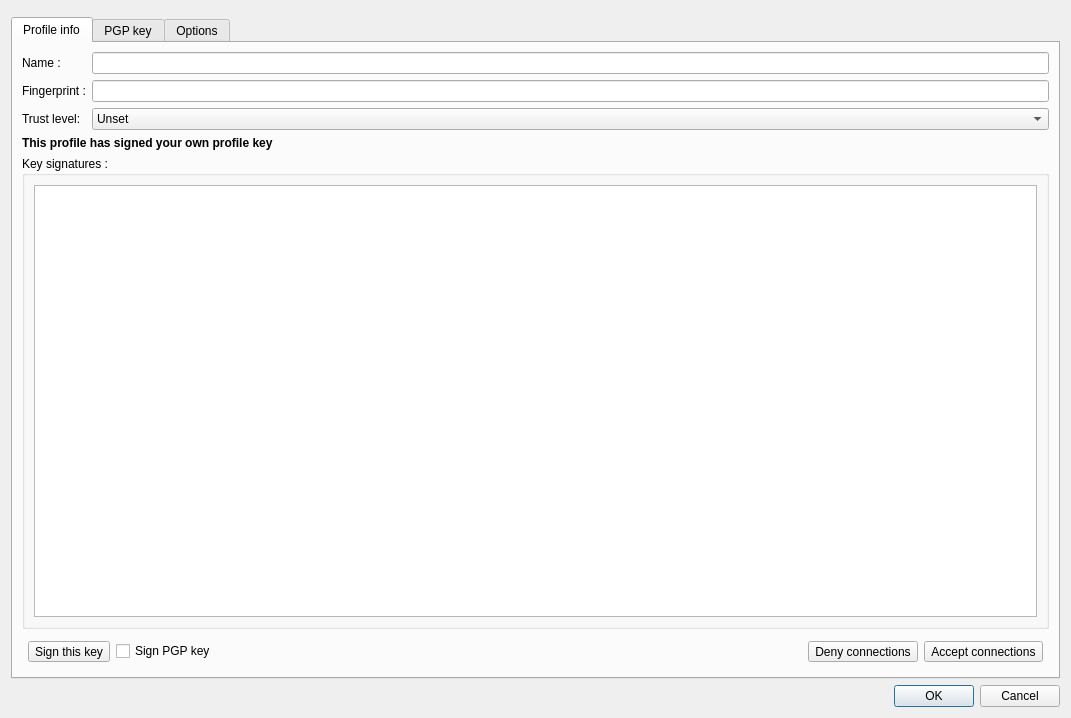
The window that retroshare-gui/src/gui/connect/PGPKeyDialog.ui (RetroShare/RetroShare) describes before a commit, drawn with Qt 5.
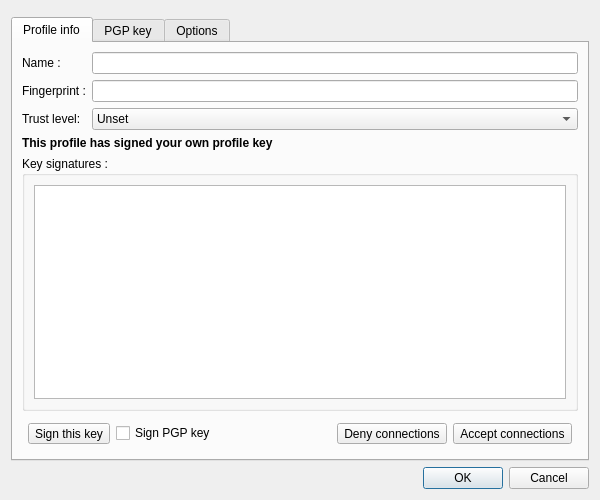
The same window after the commit. The open tabs and pages were chosen to show the change. Icons and pictures are not drawn. Custom widgets are drawn as their Qt base class.

Commit message: fix ui width & height back to normal size

The edit to the form file:
```diff
--- a/retroshare-gui/src/gui/connect/PGPKeyDialog.ui
+++ b/retroshare-gui/src/gui/connect/PGPKeyDialog.ui
@@ -6,8 +6,8 @@
    <rect>
     <x>0</x>
     <y>0</y>
-    <width>1071</width>
-    <height>718</height>
+    <width>600</width>
+    <height>500</height>
    </rect>
   </property>
   <property name="windowTitle">
```
Left out of the diff: 2 changed lines with no effect on the pictures. The commit also changes 8 other files.
